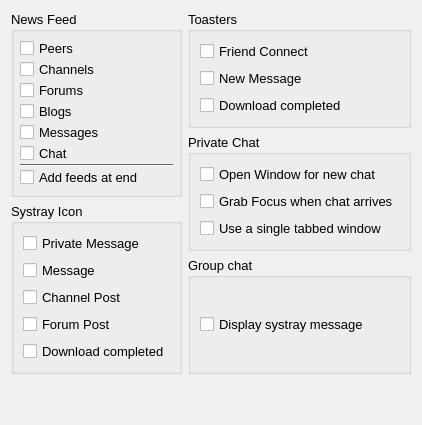
Before: the Qt Designer form retroshare-gui/src/gui/settings/NotifyPage.ui in RetroShare/RetroShare, drawn with Qt 5.
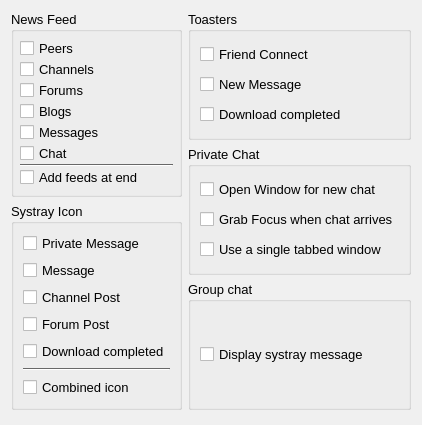
After: the same form once the commit is applied.

Commit message: Added a combined notify icon in systray. You can enable/disable this in the NotifyPage.

```diff
--- a/retroshare-gui/src/gui/settings/NotifyPage.ui
+++ b/retroshare-gui/src/gui/settings/NotifyPage.ui
@@ -6,7 +6,7 @@
    <rect>
     <x>0</x>
     <y>0</y>
-    <width>396</width>
+    <width>408</width>
     <height>425</height>
    </rect>
   </property>
@@ -616,6 +616,20 @@
             </property>
            </widget>
           </item>
+          <item>
+           <widget class="Line" name="line_2">
+            <property name="orientation">
+             <enum>Qt::Horizontal</enum>
+            </property>
+           </widget>
+          </item>
+          <item>
+           <widget class="QCheckBox" name="trayNotify_CombinedIcon">
+            <property name="text">
+             <string>Combined icon</string>
+            </property>
+           </widget>
+          </item>
          </layout>
         </widget>
        </item>
```
The commit also changes 8 other files.
